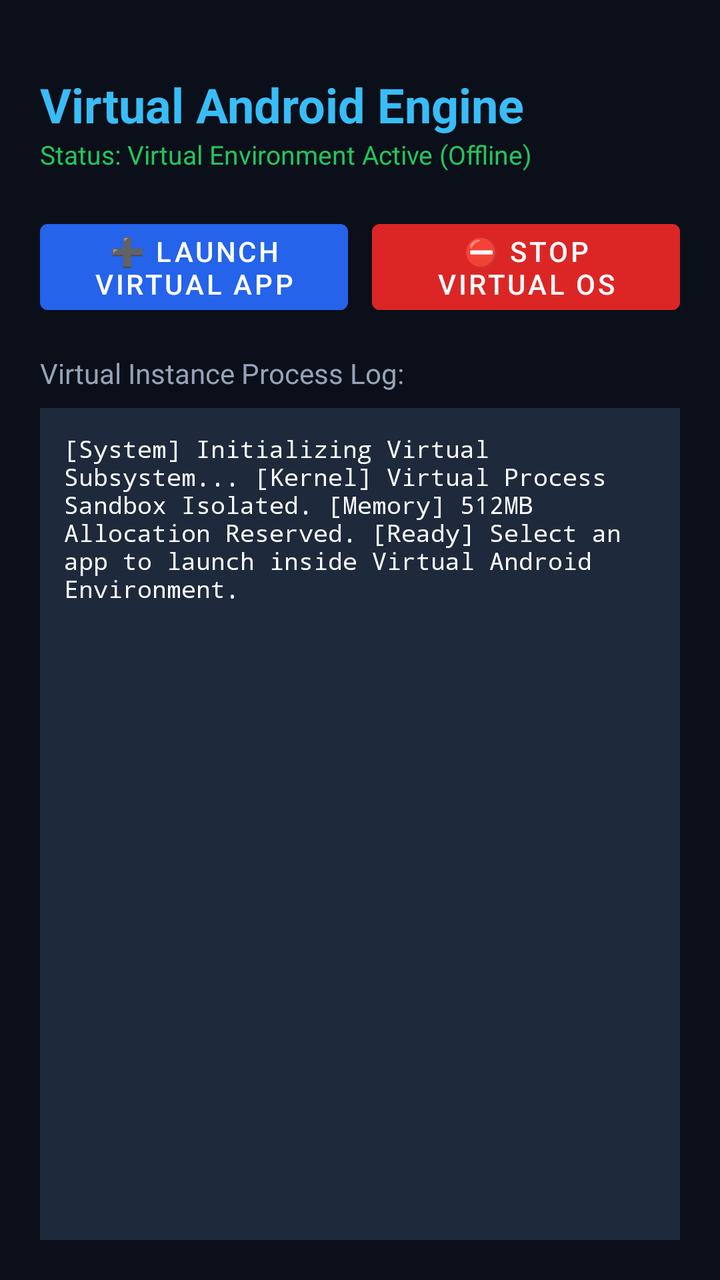
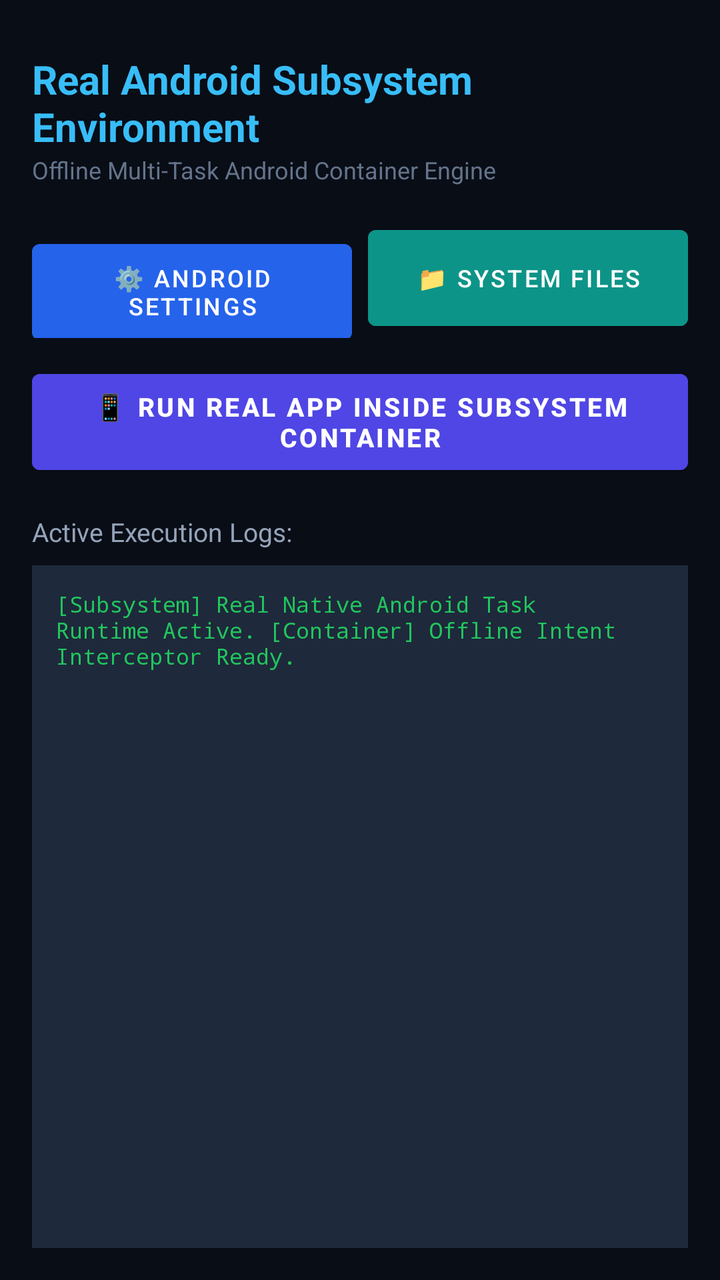

Screens rendered from an Android XML layout before and after an edit, with the pre-edit source and the edit as a unified diff.
<!-- AndroidManifest.xml: application theme Theme.MaterialComponents.DayNight.NoActionBar -->
<!-- res/layout/activity_main.xml -->
<?xml version="1.0" encoding="utf-8"?>
<LinearLayout xmlns:android="http://schemas.android.com/apk/res/android"
    android:layout_width="match_parent"
    android:layout_height="match_parent"
    android:orientation="vertical"
    android:background="#0B0F19"
    android:padding="20dp">

    <TextView
        android:layout_width="wrap_content"
        android:layout_height="wrap_content"
        android:text="Virtual Android Engine"
        android:textColor="#38BDF8"
        android:textSize="24sp"
        android:textStyle="bold"
        android:layout_marginTop="16dp"/>

    <TextView
        android:id="@+id/tvVirtualStatus"
        android:layout_width="wrap_content"
        android:layout_height="wrap_content"
        android:text="Status: Virtual Environment Active (Offline)"
        android:textColor="#22C55E"
        android:textSize="13sp"
        android:layout_marginBottom="20dp"/>

    <LinearLayout
        android:layout_width="match_parent"
        android:layout_height="wrap_content"
        android:orientation="horizontal"
        android:layout_marginBottom="16dp">

        <Button
            android:id="@+id/btnCreateSpace"
            android:layout_width="0dp"
            android:layout_height="55dp"
            android:layout_weight="1"
            android:text="➕ Launch Virtual App"
            android:textColor="#FFFFFF"
            android:backgroundTint="#2563EB"
            android:layout_marginEnd="6dp"/>

        <Button
            android:id="@+id/btnKillVirtual"
            android:layout_width="0dp"
            android:layout_height="55dp"
            android:layout_weight="1"
            android:text="⛔ Stop Virtual OS"
            android:textColor="#FFFFFF"
            android:backgroundTint="#DC2626"
            android:layout_marginStart="6dp"/>
    </LinearLayout>

    <TextView
        android:layout_width="wrap_content"
        android:layout_height="wrap_content"
        android:text="Virtual Instance Process Log:"
        android:textColor="#94A3B8"
        android:textSize="14sp"
        android:layout_marginBottom="8dp"/>

    <TextView
        android:id="@+id/tvVirtualLog"
        android:layout_width="match_parent"
        android:layout_height="match_parent"
        android:background="#1E293B"
        android:padding="12dp"
        android:textColor="#F8FAFC"
        android:fontFamily="monospace"
        android:textSize="12sp"
        android:text="[System] Initializing Virtual Subsystem...
[Kernel] Virtual Process Sandbox Isolated.
[Memory] 512MB Allocation Reserved.
[Ready] Select an app to launch inside Virtual Android Environment."/>

</LinearLayout>
<!-- resources referenced by this layout -->
<resources>

</resources>

<!-- the commit's change to res/layout/activity_main.xml (unified diff, before → after) -->
@@ -3,74 +3,89 @@
     android:layout_width="match_parent"
     android:layout_height="match_parent"
     android:orientation="vertical"
-    android:background="#0B0F19"
-    android:padding="20dp">
+    android:background="#090D16"
+    android:padding="16dp">
 
     <TextView
         android:layout_width="wrap_content"
         android:layout_height="wrap_content"
-        android:text="Virtual Android Engine"
+        android:text="Real Android Subsystem Environment"
         android:textColor="#38BDF8"
-        android:textSize="24sp"
+        android:textSize="20sp"
         android:textStyle="bold"
-        android:layout_marginTop="16dp"/>
+        android:layout_marginTop="10dp"/>
 
     <TextView
-        android:id="@+id/tvVirtualStatus"
         android:layout_width="wrap_content"
         android:layout_height="wrap_content"
-        android:text="Status: Virtual Environment Active (Offline)"
-        android:textColor="#22C55E"
-        android:textSize="13sp"
-        android:layout_marginBottom="20dp"/>
+        android:text="Offline Multi-Task Android Container Engine"
+        android:textColor="#64748B"
+        android:textSize="12sp"
+        android:layout_marginBottom="16dp"/>
 
     <LinearLayout
         android:layout_width="match_parent"
         android:layout_height="wrap_content"
         android:orientation="horizontal"
-        android:layout_marginBottom="16dp">
+        android:layout_marginBottom="12dp">
 
         <Button
-            android:id="@+id/btnCreateSpace"
+            android:id="@+id/btnLaunchSettings"
             android:layout_width="0dp"
-            android:layout_height="55dp"
+            android:layout_height="60dp"
             android:layout_weight="1"
-            android:text="➕ Launch Virtual App"
+            android:text="⚙️ Android Settings"
             android:textColor="#FFFFFF"
+            android:textSize="12sp"
             android:backgroundTint="#2563EB"
-            android:layout_marginEnd="6dp"/>
+            android:layout_marginEnd="4dp"/>
 
         <Button
-            android:id="@+id/btnKillVirtual"
+            android:id="@+id/btnLaunchStorage"
             android:layout_width="0dp"
-            android:layout_height="55dp"
+            android:layout_height="60dp"
             android:layout_weight="1"
-            android:text="⛔ Stop Virtual OS"
+            android:text="📁 System Files"
             android:textColor="#FFFFFF"
-            android:backgroundTint="#DC2626"
-            android:layout_marginStart="6dp"/>
+            android:textSize="12sp"
+            android:backgroundTint="#0D9488"
+            android:layout_marginStart="4dp"/>
     </LinearLayout>
+
+    <Button
+        android:id="@+id/btnPickRealApp"
+        android:layout_width="match_parent"
+        android:layout_height="60dp"
+        android:text="📱 Run Real App Inside Subsystem Container"
+        android:textColor="#FFFFFF"
+        android:textSize="13sp"
+        android:textStyle="bold"
+        android:backgroundTint="#4F46E5"
+        android:layout_marginBottom="16dp"/>
 
     <TextView
         android:layout_width="wrap_content"
         android:layout_height="wrap_content"
-        android:text="Virtual Instance Process Log:"
+        android:text="Active Execution Logs:"
         android:textColor="#94A3B8"
-        android:textSize="14sp"
+        android:textSize="13sp"
         android:layout_marginBottom="8dp"/>
 
-    <TextView
-        android:id="@+id/tvVirtualLog"
+    <ScrollView
         android:layout_width="match_parent"
         android:layout_height="match_parent"
         android:background="#1E293B"
-        android:padding="12dp"
-        android:textColor="#F8FAFC"
-        android:fontFamily="monospace"
-        android:textSize="12sp"
-        android:text="[System] Initializing Virtual Subsystem...
-[Kernel] Virtual Process Sandbox Isolated.
-[Memory] 512MB Allocation Reserved.
-[Ready] Select an app to launch inside Virtual Android Environment."/>
+        android:padding="12dp">
+
+        <TextView
+            android:id="@+id/tvExecutionLog"
+            android:layout_width="match_parent"
+            android:layout_height="wrap_content"
+            android:textColor="#22C55E"
+            android:fontFamily="monospace"
+            android:textSize="11sp"
+            android:text="[Subsystem] Real Native Android Task Runtime Active.
+[Container] Offline Intent Interceptor Ready."/>
+    </ScrollView>
 
 </LinearLayout>
